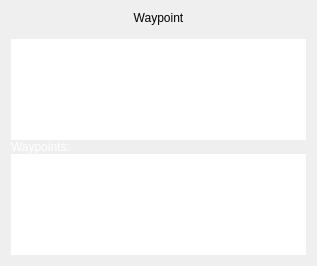
Qt form kadasrouting/gui/navigationpanel.ui (kadas-albireo/kadas-albireo2) before a commit.
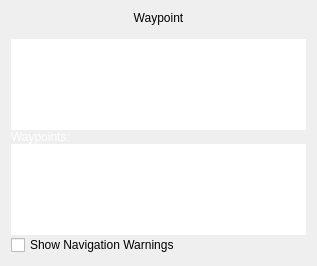
The same form after that commit.

Commit message: Added warning when arriving to destination

The edit to the form file:
```diff
--- a/kadasrouting/gui/navigationpanel.ui
+++ b/kadasrouting/gui/navigationpanel.ui
@@ -61,6 +61,13 @@
      </property>
     </widget>
    </item>
+   <item>
+    <widget class="QCheckBox" name="chkShowWarnings">
+     <property name="text">
+      <string>Show Navigation Warnings</string>
+     </property>
+    </widget>
+   </item>
   </layout>
  </widget>
  <resources/>
```
The commit also changes 1 other file.
